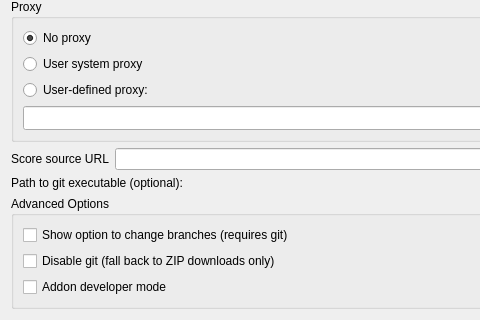
This is AddonManagerOptions.ui in chennes/AddonManager as Qt 5 draws it before an edit; both pictures show x 0 to 480 and y 371 to 691 of the 757 by 691 pixel window. The edited form follows.
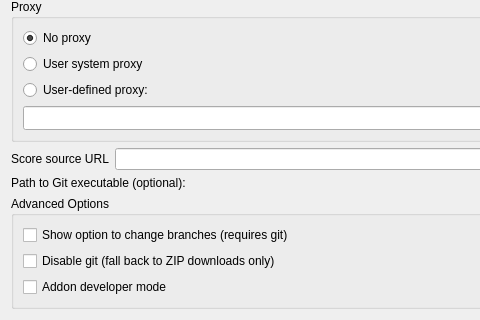
This is the edited form. Custom widgets are drawn as their Qt base class.

Commit message: Fix source string typos mentioned on Crowdin (#15261)

The edit to the form file:
```diff
--- a/AddonManagerOptions.ui
+++ b/AddonManagerOptions.ui
@@ -350,7 +350,7 @@
      <item row="1" column="0">
       <widget class="QLabel" name="label_3">
        <property name="text">
-        <string>Path to git executable (optional):</string>
+        <string>Path to Git executable (optional):</string>
        </property>
       </widget>
      </item>
```
The commit also changes 1 other file.
